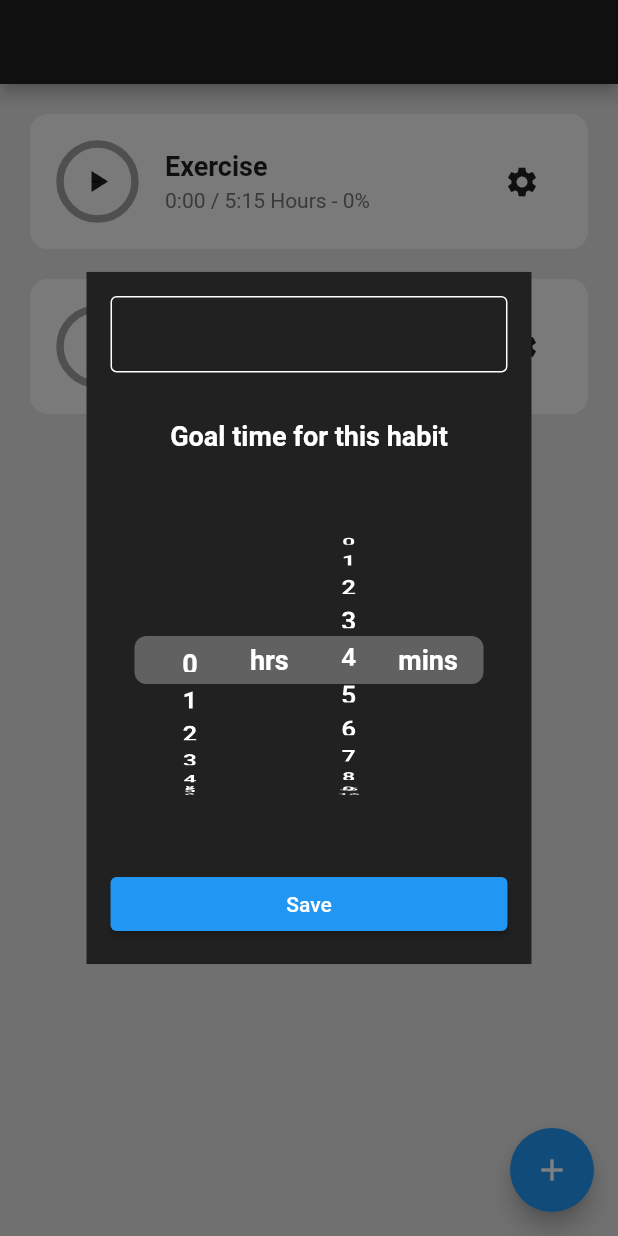
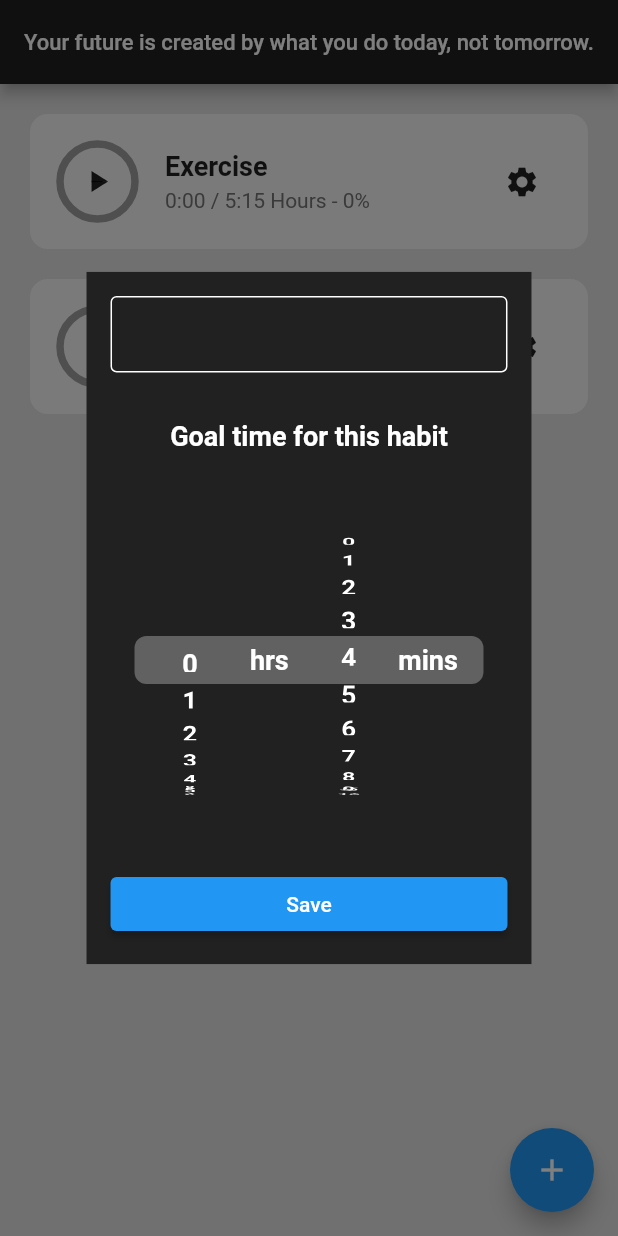
Before and after one commit to tolgasozbir/flutter_done.app, a Flutter app: the screen it shows after launch, after a tap on the "add" icon, on a phone screen of 412 x 824 dp. Run offline on Flutter 3.47's test engine with Material 2 defaults, Android fonts, the light colour scheme and no system bars; our stand-ins replace flutter_local_notifications.

Commit message:
local notification and motivation quotations added

```diff
--- a/lib/constants/app_strings.dart
+++ b/lib/constants/app_strings.dart
@@ -5,4 +5,22 @@ class AppStrings {
   static const String habitEmptyTitle = 'Unnamed';
   static const String snackBarDelete = 'Delete';
   static const String snackBarMessage = 'Are you sure you want to delete this?';
+  static const List<String> quotations = [
+    "If you fell down yesterday, stand up today.",
+    "Life is not fair, get used it.",
+    "Pain is fuel.",
+    "Believe in yourself.",
+    "To dare is to do.",
+    "Never give up!",
+    "No pain no gain.",
+    "Work hard stay humble.",
+    "We are what we do.",
+    "Be patient. Some things take time.",
+    "Winners never quit. Quitters never win.",
+    "Great things never come from comfort zones",
+    "Your future is created by what you do today, not tomorrow.",
+    "Do something today that your future self will thank you for.",
+    "It hurts now but one day it will be your warm up.",
+    "Deserve your dream.",
+  ];
 }
--- a/lib/extensions/context_extension.dart
+++ b/lib/extensions/context_extension.dart
@@ -7,7 +7,3 @@ extension ContextExtension on BuildContext {
   double dynamicWidth(double val) => _width * val;
   double dynamicHeight(double val) => _height * val;
 }
-
-extension WidgetExtension on Widget {
-  Widget wrapPadding(EdgeInsets edgeInsets) => Padding(padding: edgeInsets, child: this,) ;
-}
--- /dev/null
+++ b/lib/extensions/widget_extension.dart
@@ -0,0 +1,5 @@
+import 'package:flutter/material.dart';
+
+extension WidgetExtension on Widget {
+  Widget wrapPadding(EdgeInsets edgeInsets) => Padding(padding: edgeInsets, child: this,) ;
+}
--- a/lib/main.dart
+++ b/lib/main.dart
@@ -1,17 +1,21 @@
 import 'package:flutter/material.dart';
 import 'package:habit_tracker/constants/app_colors.dart';
 import 'package:habit_tracker/constants/app_strings.dart';
+import 'package:habit_tracker/services/local_notification_service.dart';
 import 'screens/home_view.dart';
 import 'package:provider/provider.dart';
 import 'providers/habit_provider.dart';
 
-void main() => runApp(
-  MultiProvider(
+void main() async {
+  WidgetsFlutterBinding.ensureInitialized();
+  LocalNotificationService.instance.init();
+  runApp(MultiProvider(
     providers: [
       ChangeNotifierProvider(create: ((context) => HabitProvider())),
     ],
     child: MyApp(),
   ));
+}
 
 class MyApp extends StatelessWidget {
   @override
--- a/lib/providers/habit_provider.dart
+++ b/lib/providers/habit_provider.dart
@@ -1,5 +1,6 @@
 import 'dart:async';
 import 'package:flutter/material.dart';
+import 'package:habit_tracker/services/local_notification_service.dart';
 import '../models/habit_model.dart';
 
 class HabitProvider extends ChangeNotifier {
@@ -45,6 +46,10 @@ class HabitProvider extends ChangeNotifier {
       if ( _habitList[index].isStarted) {
         _incrementElsapsedTime(index);
         if (_habitList[index].elapsedTime >= _habitList[index].timeGoal) {
+          LocalNotificationService.instance.showNotification(
+            title: "Congratz",
+            body: "${_habitList[index].habitTitle} completed. Keep going!"
+          );
           timer.cancel();
         }
       }else{
--- a/lib/screens/home_view.dart
+++ b/lib/screens/home_view.dart
@@ -1,4 +1,8 @@
+import 'dart:async';
+import 'dart:math';
+
 import 'package:flutter/material.dart';
+import 'package:habit_tracker/constants/app_strings.dart';
 import 'package:habit_tracker/models/habit_model.dart';
 import 'package:habit_tracker/screens/dialog_view.dart';
 import 'package:habit_tracker/widgets/settings_dialog.dart';
@@ -15,19 +19,39 @@ class HomeView extends StatefulWidget {
 
 class _HomeViewState extends State<HomeView> {
 
+  int currentTitleIndex = 0;
+
+  @override
+  void initState() {
+    super.initState();
+    timerTitleChanger();
+  }
+
+  void timerTitleChanger(){
+    final Random rnd = Random();
+    currentTitleIndex = rnd.nextInt(AppStrings.quotations.length);
+    Timer.periodic(Duration(seconds: 20), (timer){
+      setState(() => currentTitleIndex = rnd.nextInt(AppStrings.quotations.length));
+    });
+  }
+
   @override
   Widget build(BuildContext context) {
     return Scaffold(
-      appBar: AppBar(),
+      appBar: AppBar(
+        title: appBarTitle(),
+      ),
       floatingActionButton: addHabitButton(),
       body: _bodyView(),
     );
   }
 
+  FittedBox appBarTitle() => FittedBox(child: Text(AppStrings.quotations[currentTitleIndex]));
+
   FloatingActionButton addHabitButton() {
     return FloatingActionButton(
       onPressed: (){
-        Habit habit = Habit(habitTitle: "", elapsedTime: 3900, timeGoal: 300);
+        Habit habit = Habit(habitTitle: "", elapsedTime: 0, timeGoal: 300);
         SettingsDialog.showSettingsDialog(context: context, dialogPageContent: DialogView(habit: habit));
       },
       child: Icon(Icons.add),
--- /dev/null
+++ b/lib/services/local_notification_service.dart
@@ -0,0 +1,44 @@
+import 'package:flutter_local_notifications/flutter_local_notifications.dart';
+
+class LocalNotificationService {
+
+  static LocalNotificationService? _instance;
+
+  static LocalNotificationService get instance {
+    if (_instance != null) return _instance!;
+    _instance = LocalNotificationService._();
+    return _instance!;
+  }
+
+  LocalNotificationService._();
+
+  final _notifications = FlutterLocalNotificationsPlugin();
+
+  Future _notificationDetails() async {
+    return NotificationDetails(
+      android: AndroidNotificationDetails(
+        "channelId",
+        "channelName",
+        channelDescription: "channelDescription",
+        priority: Priority.max,
+        importance: Importance.max,
+        playSound: true,
+      ),
+      iOS: IOSNotificationDetails(presentSound: true),
+    );
+  }
+
+  Future init({bool initScheduled = false}) async {
+    final android = AndroidInitializationSettings("@mipmap/ic_launcher");
+    final ios = IOSInitializationSettings();
+    final settings = InitializationSettings(android: android, iOS: ios);
+    await _notifications.initialize(
+      settings,
+    );
+  }
+
+  Future showNotification({int id=0,String? title,String? body,String? payload}) async {
+    _notifications.show(id, title, body, await _notificationDetails(),payload: payload);
+  }
+
+}
--- a/lib/widgets/habit_tile.dart
+++ b/lib/widgets/habit_tile.dart
@@ -2,7 +2,7 @@ import 'package:flutter/material.dart';
 import 'package:habit_tracker/constants/app_colors.dart';
 import 'package:habit_tracker/constants/app_strings.dart';
 import 'package:habit_tracker/constants/app_styles.dart';
-import 'package:habit_tracker/extensions/context_extension.dart';
+import 'package:habit_tracker/extensions/widget_extension.dart';
 import 'package:habit_tracker/providers/habit_provider.dart';
 import 'package:habit_tracker/screens/dialog_view.dart';
 import 'package:habit_tracker/widgets/settings_dialog.dart';
--- a/pubspec.yaml
+++ b/pubspec.yaml
@@ -35,6 +35,7 @@ dependencies:
   # Use with the CupertinoIcons class for iOS style icons.
   cupertino_icons: ^1.0.2
   provider: ^6.0.3
+  flutter_local_notifications: ^9.7.0
 
 dev_dependencies:
   flutter_test:
```
Also changed, not shown: lib/screens/dialog_view.dart (+7 -2 lines), pubspec.lock.
